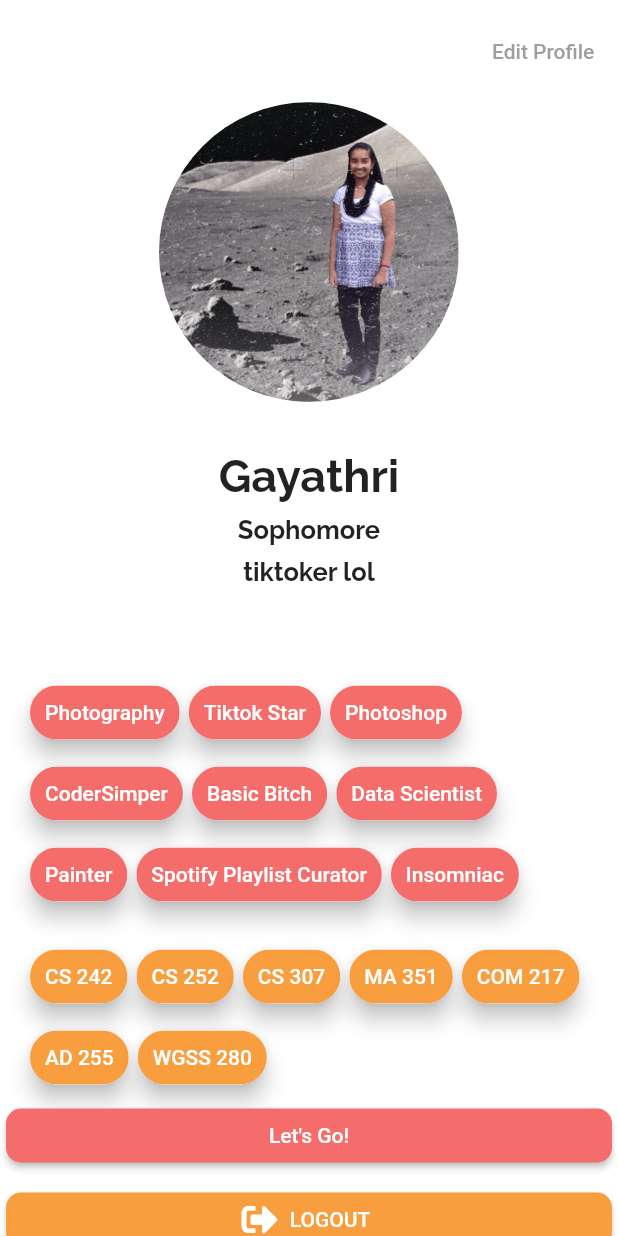
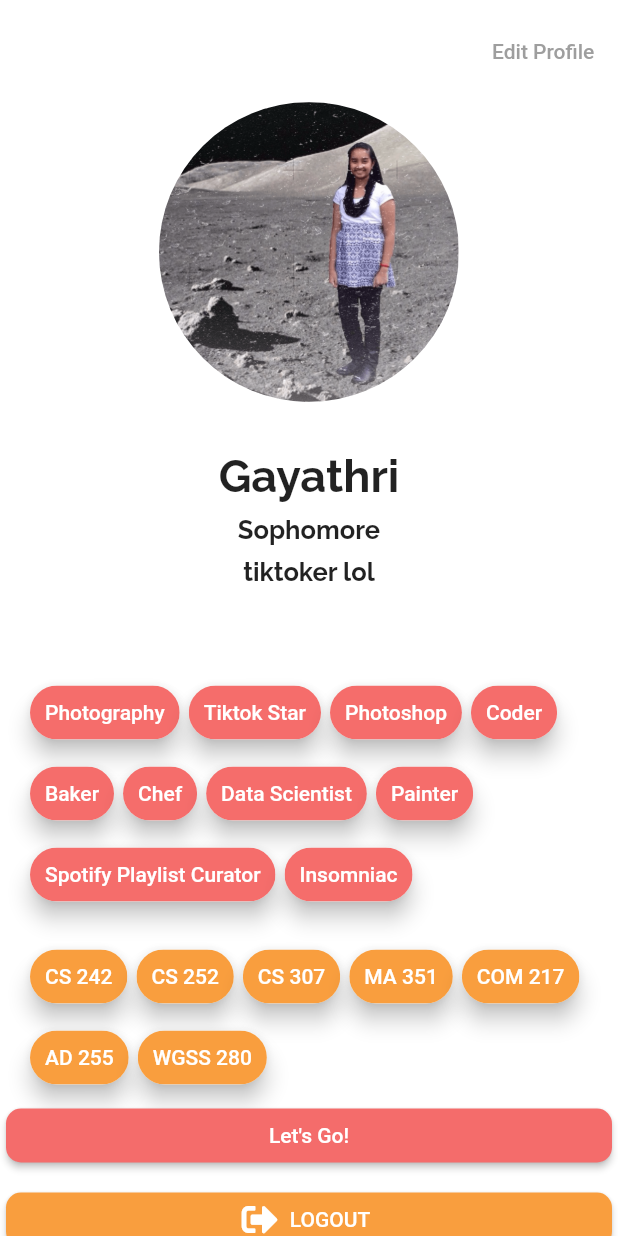
Before and after one commit to ishajain15/UniLyfe, a Flutter app: the ProfilePage screen opened directly, on a phone screen of 412 x 824 dp. Run offline on Flutter 3.47's test engine with Material 2 defaults, Android fonts, the phone set to English and light mode, and no system bars; our stand-ins replace auto_size_text, cloud_firestore, community_material_icon, firebase_auth, firebase_core, font_awesome_flutter and 3 more; missing offline and left inert: polls; accounts and stored records are empty; generated files the repository leaves out were written again.

Commit message:
changed tags

```diff
--- a/unilyfe_app/lib/page/profile_page.dart
+++ b/unilyfe_app/lib/page/profile_page.dart
@@ -24,7 +24,7 @@ class _ProfilePageState extends State<ProfilePage> {
   TextEditingController _profilePictureController = TextEditingController();
   TextEditingController _covidController = TextEditingController();
   TextEditingController _locationController = TextEditingController();
-  static String picture = null;
+  //static String picture = null;
 
   //final db = FirebaseFirestore.instance;
 
@@ -62,8 +62,8 @@ class _ProfilePageState extends State<ProfilePage> {
           'Photography',
           'Tiktok Star',
           'Photoshop',
-          'Coder' 'Simper',
-          'Basic Bitch',
+          'Coder',
+          'Baker', 'Chef',
           'Data Scientist',
           'Painter',
           'Spotify Playlist Curator',
@@ -390,7 +390,7 @@ class _ProfilePageState extends State<ProfilePage> {
                                 .set(user.toJson());
                           }
                           if (_profilePictureController.text != null) {
-                            picture = _profilePictureController.text;
+                            //picture = _profilePictureController.text;
                             user.picturePath = _profilePictureController.text;
                             print(_profilePictureController.text);
                             await Provider.of(context)
@@ -477,11 +477,11 @@ class _myProfilePictureState extends State<_profilePicture> {
 
   Widget build(BuildContext context) {
     String picture = null;
-    if (_ProfilePageState.picture == null) {
+    /*if (_ProfilePageState.picture == null) {
       picture = 'assets/gayathri_armstrong.png';
     } else {
       picture = _ProfilePageState.picture;
-    }
+    }*/
     return GestureDetector(
         onTap: () {
           //_changePicture();
@@ -493,7 +493,7 @@ class _myProfilePictureState extends State<_profilePicture> {
           decoration: BoxDecoration(
             shape: BoxShape.circle,
             image: DecorationImage(
-              image: AssetImage(picture),
+              image: AssetImage('assets/gayathri_armstrong.png'),
             ),
           ),
         ));
```
